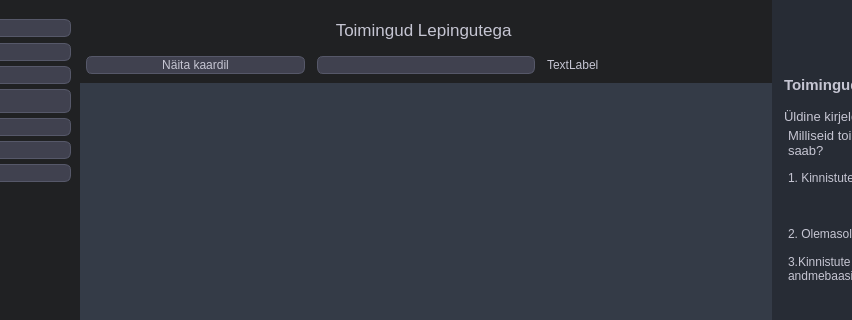
First picture: the form in mailabl-qgis/Mailabl_dialog_base.ui, repository TuloliKalver/mailabl-qgis, before the edit; both pictures show x 114 to 966 and y 0 to 320 of the 1136 by 853 pixel window.
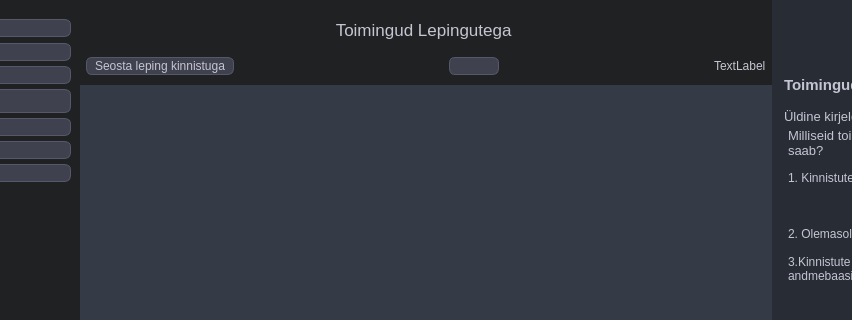
Second picture: the form after the edit. Icons and pictures are not drawn.

```diff
--- a/mailabl-qgis/Mailabl_dialog_base.ui
+++ b/mailabl-qgis/Mailabl_dialog_base.ui
@@ -5023,10 +5023,23 @@
                    <item>
                     <widget class="QPushButton" name="pbContracts_Connect_properties">
                      <property name="text">
-                      <string>Näita kaardil</string>
+                      <string>Seosta leping kinnistuga</string>
                      </property>
                     </widget>
                    </item>
+                   <item>
+                    <spacer name="horizontalSpacer">
+                     <property name="orientation">
+                      <enum>Qt::Horizontal</enum>
+                     </property>
+                     <property name="sizeHint" stdset="0">
+                      <size>
+                       <width>40</width>
+                       <height>20</height>
+                      </size>
+                     </property>
+                    </spacer>
+                   </item>
                    <item>
                     <widget class="QPushButton" name="pbRefresh_tblMailabl_contracts">
                      <property name="text">
@@ -5038,6 +5051,19 @@
                      </property>
                     </widget>
                    </item>
+                   <item>
+                    <spacer name="horizontalSpacer_22">
+                     <property name="orientation">
+                      <enum>Qt::Horizontal</enum>
+                     </property>
+                     <property name="sizeHint" stdset="0">
+                      <size>
+                       <width>40</width>
+                       <height>20</height>
+                      </size>
+                     </property>
+                    </spacer>
+                   </item>
                    <item>
                     <widget class="QLabel" name="label_5">
                      <property name="text">
```
